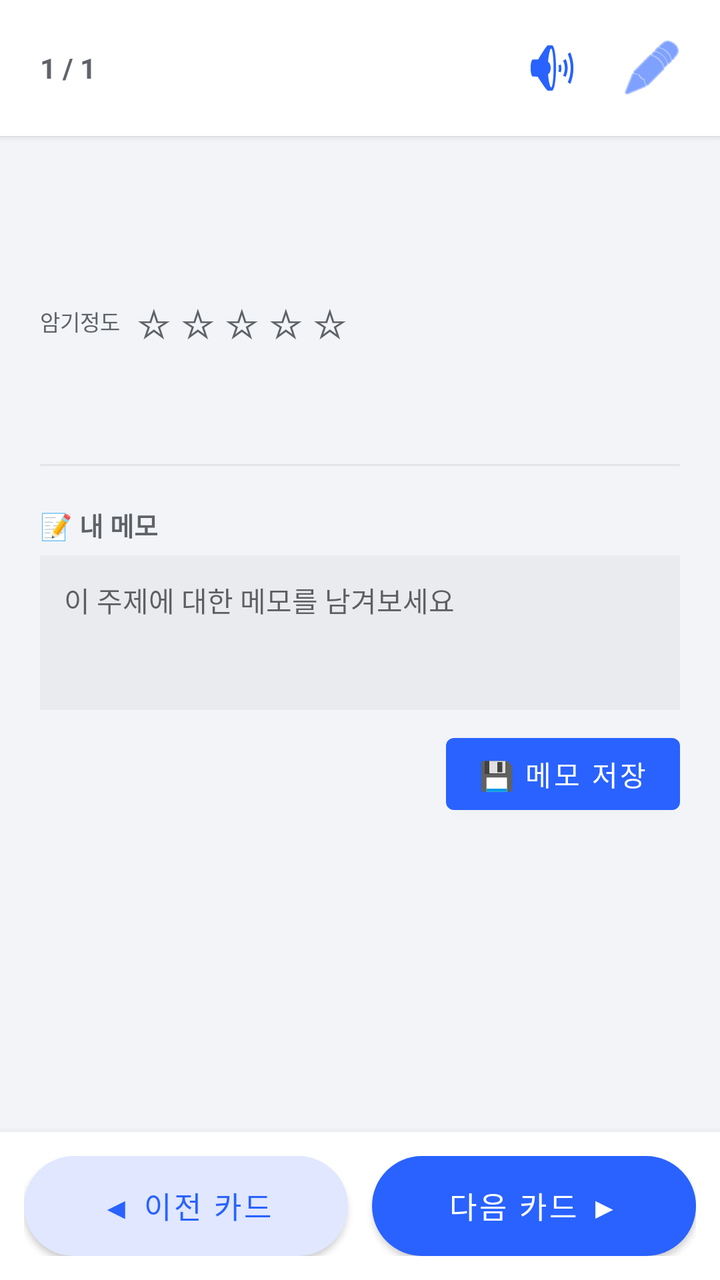
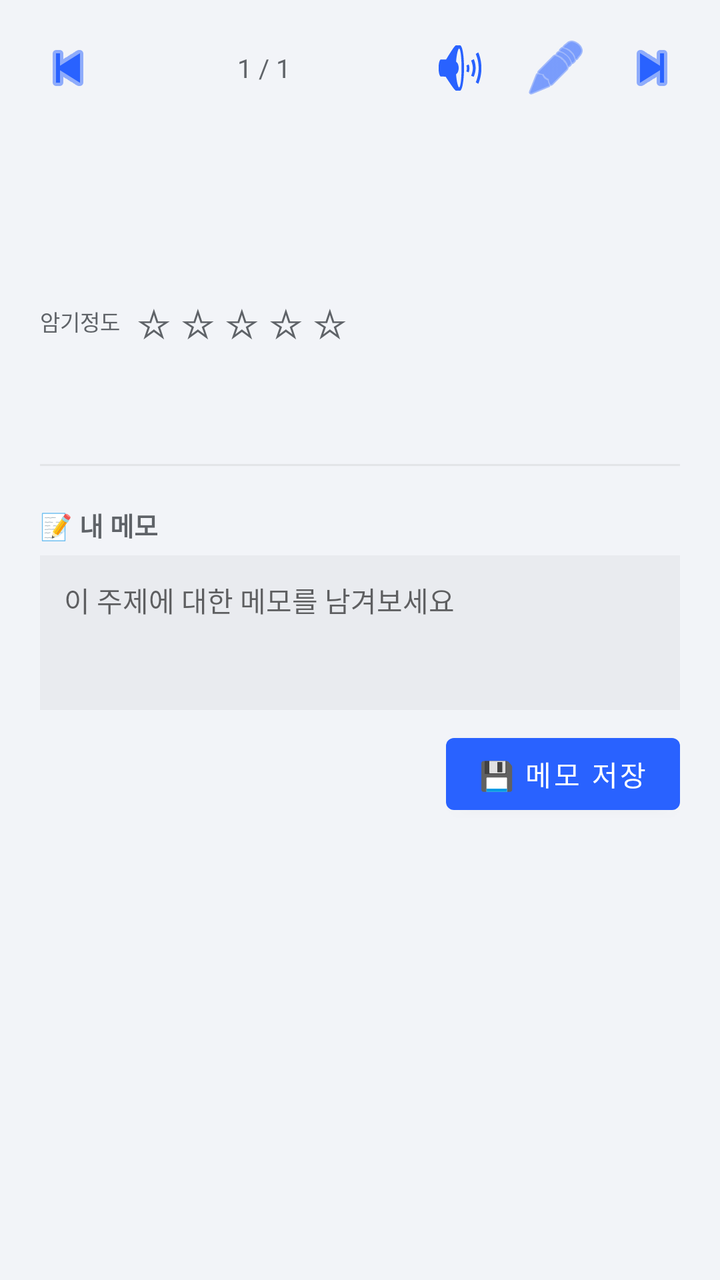

Screens rendered from an Android XML layout before and after an edit, with the pre-edit source and the edit as a unified diff.
<!-- AndroidManifest.xml: application theme Theme.AdminMemo -->
<!-- res/layout/activity_content_detail.xml -->
<?xml version="1.0" encoding="utf-8"?>
<LinearLayout xmlns:android="http://schemas.android.com/apk/res/android"
    xmlns:app="http://schemas.android.com/apk/res-auto"
    android:layout_width="match_parent"
    android:layout_height="match_parent"
    android:orientation="vertical"
    android:background="@color/bg_screen">

    
    <LinearLayout
        android:layout_width="match_parent"
        android:layout_height="wrap_content"
        android:orientation="horizontal"
        android:gravity="center_vertical"
        android:padding="12dp"
        android:background="@color/bg_card"
        android:elevation="2dp">

        <TextView
            android:id="@+id/tvDetailProgress"
            android:layout_width="0dp"
            android:layout_height="wrap_content"
            android:layout_weight="1"
            android:layout_marginStart="8dp"
            android:textColor="@color/text_sub"
            android:textSize="14sp"
            android:textStyle="bold"
            android:text="1 / 1"/>

        <ImageButton
            android:id="@+id/btnSpeak"
            android:layout_width="44dp"
            android:layout_height="44dp"
            android:layout_marginEnd="6dp"
            android:background="?android:attr/selectableItemBackgroundBorderless"
            android:src="@android:drawable/ic_lock_silent_mode_off"
            app:tint="@color/primary"/>

        <ImageButton
            android:id="@+id/btnEditDetail"
            android:layout_width="44dp"
            android:layout_height="44dp"
            android:background="?android:attr/selectableItemBackgroundBorderless"
            android:src="@android:drawable/ic_menu_edit"
            app:tint="@color/primary"/>
    </LinearLayout>

    <ScrollView
        android:id="@+id/detailScrollView"
        android:layout_width="match_parent"
        android:layout_height="0dp"
        android:layout_weight="1">

        <LinearLayout
            android:layout_width="match_parent"
            android:layout_height="wrap_content"
            android:orientation="vertical"
            android:padding="20dp">

            <TextView
                android:id="@+id/tvDetailGrade"
                android:layout_width="wrap_content"
                android:layout_height="wrap_content"
                android:textColor="@color/accent"
                android:textSize="12sp"
                android:textStyle="bold"/>

            <TextView
                android:id="@+id/tvDetailTitle"
                android:layout_width="match_parent"
                android:layout_height="wrap_content"
                android:layout_marginTop="4dp"
                android:layout_marginBottom="10dp"
                android:textColor="@color/text_main"
                android:textSize="21sp"
                android:textStyle="bold"
                android:lineSpacingExtra="2dp"/>

            <LinearLayout
                android:layout_width="wrap_content"
                android:layout_height="wrap_content"
                android:orientation="horizontal"
                android:layout_marginBottom="16dp">

                <TextView
                    android:layout_width="wrap_content"
                    android:layout_height="wrap_content"
                    android:layout_marginEnd="6dp"
                    android:layout_gravity="center_vertical"
                    android:text="암기정도"
                    android:textColor="@color/text_sub"
                    android:textSize="11sp"/>

                <TextView android:id="@+id/star1" style="@style/MemoryStar"/>
                <TextView android:id="@+id/star2" style="@style/MemoryStar"/>
                <TextView android:id="@+id/star3" style="@style/MemoryStar"/>
                <TextView android:id="@+id/star4" style="@style/MemoryStar"/>
                <TextView android:id="@+id/star5" style="@style/MemoryStar"/>
            </LinearLayout>

            <androidx.cardview.widget.CardView
                android:id="@+id/cardMnemonicBox"
                android:layout_width="match_parent"
                android:layout_height="wrap_content"
                android:layout_marginBottom="16dp"
                android:visibility="gone"
                app:cardCornerRadius="14dp"
                app:cardElevation="0dp"
                app:cardBackgroundColor="#EEF2FF">

                <TextView
                    android:id="@+id/tvDetailMnemonic"
                    android:layout_width="match_parent"
                    android:layout_height="wrap_content"
                    android:padding="14dp"
                    android:textColor="@color/primary"
                    android:textStyle="bold"
                    android:textSize="16sp"/>
            </androidx.cardview.widget.CardView>

            <TextView
                android:id="@+id/tvDetailBody"
                android:layout_width="match_parent"
                android:layout_height="wrap_content"
                android:textColor="@color/text_main"
                android:textSize="16sp"
                android:lineSpacingExtra="7dp"
                android:letterSpacing="0.01"/>

            <View
                android:layout_width="match_parent"
                android:layout_height="1dp"
                android:layout_marginVertical="20dp"
                android:background="#22808080"/>

            <TextView
                android:layout_width="wrap_content"
                android:layout_height="wrap_content"
                android:text="📝 내 메모"
                android:textColor="@color/text_sub"
                android:textSize="13sp"
                android:textStyle="bold"
                android:layout_marginBottom="6dp"/>

            <EditText
                android:id="@+id/etMemo"
                android:layout_width="match_parent"
                android:layout_height="wrap_content"
                android:minLines="3"
                android:gravity="top"
                android:background="#14808080"
                android:padding="12dp"
                android:hint="이 주제에 대한 메모를 남겨보세요"
                android:textColor="@color/text_main"
                android:textSize="14sp"/>

            <Button
                android:id="@+id/btnSaveMemo"
                android:layout_width="wrap_content"
                android:layout_height="wrap_content"
                android:layout_gravity="end"
                android:layout_marginTop="8dp"
                android:text="💾 메모 저장"/>

        </LinearLayout>
    </ScrollView>

    
    <LinearLayout
        android:layout_width="match_parent"
        android:layout_height="wrap_content"
        android:orientation="horizontal"
        android:padding="12dp"
        android:background="@color/bg_card"
        android:elevation="6dp"
        android:gravity="center_vertical">

        <Button
            android:id="@+id/btnPrevDetail"
            android:layout_width="0dp"
            android:layout_height="50dp"
            android:layout_weight="1"
            android:layout_marginEnd="6dp"
            android:text="◀ 이전 카드"
            android:textAllCaps="false"
            android:textSize="15sp"
            android:textColor="#2962FF"
            android:background="@drawable/bg_btn_secondary_pill"
            app:backgroundTint="@null"/>

        <Button
            android:id="@+id/btnNextDetail"
            android:layout_width="0dp"
            android:layout_height="50dp"
            android:layout_weight="1"
            android:layout_marginStart="6dp"
            android:text="다음 카드 ▶"
            android:textAllCaps="false"
            android:textSize="15sp"
            android:textColor="#FFFFFF"
            android:background="@drawable/bg_btn_primary_pill"
            app:backgroundTint="@null"/>
    </LinearLayout>

</LinearLayout>
<!-- resources referenced by this layout -->
<resources>
  <color name="accent">#FF6D00</color>
  <color name="bg_card">#FFFFFF</color>
  <color name="bg_screen">#F2F4F8</color>
  <color name="primary">#2962FF</color>
  <color name="text_main">#1A1C1E</color>
  <color name="text_sub">#5F6368</color>
  <!-- drawable bg_btn_primary_pill (drawable) -->
  <?xml version="1.0" encoding="utf-8"?>
  <selector xmlns:android="http://schemas.android.com/apk/res/android">
      <item android:state_enabled="false">
          <shape android:shape="rectangle">
              <corners android:radius="28dp"/>
              <solid android:color="#33808080"/>
          </shape>
      </item>
      <item>
          <shape android:shape="rectangle">
              <corners android:radius="28dp"/>
              <solid android:color="#2962FF"/>
          </shape>
      </item>
  </selector>
  <!-- drawable bg_btn_secondary_pill (drawable) -->
  <?xml version="1.0" encoding="utf-8"?>
  <shape xmlns:android="http://schemas.android.com/apk/res/android">
      <corners android:radius="28dp"/>
      <solid android:color="#E0E7FF"/>
  </shape>
  <style name="MemoryStar">
          <item name="android:layout_width">wrap_content</item>
          <item name="android:layout_height">wrap_content</item>
          <item name="android:text">☆</item>
          <item name="android:textSize">20sp</item>
          <item name="android:textColor">@color/text_sub</item>
          <item name="android:paddingHorizontal">2dp</item>
          <item name="android:background">?android:attr/selectableItemBackgroundBorderless</item>
      </style>
  <style name="Theme.AdminMemo" parent="Theme.MaterialComponents.DayNight.NoActionBar">
          <item name="colorPrimary">@color/primary</item>
          <item name="colorPrimaryDark">@color/primary_dark</item>
          <item name="colorAccent">@color/accent</item>
          <item name="android:windowBackground">@color/bg_screen</item>
      </style>
  <color name="primary_dark">#0039CB</color>
</resources>

<!-- the commit's change to res/layout/activity_content_detail.xml (unified diff, before → after) -->
@@ -6,32 +6,36 @@
     android:orientation="vertical"
     android:background="@color/bg_screen">
 
-    
     <LinearLayout
         android:layout_width="match_parent"
         android:layout_height="wrap_content"
         android:orientation="horizontal"
         android:gravity="center_vertical"
-        android:padding="12dp"
-        android:background="@color/bg_card"
-        android:elevation="2dp">
+        android:padding="12dp">
+
+        <ImageButton
+            android:id="@+id/btnPrevDetail"
+            android:layout_width="44dp"
+            android:layout_height="44dp"
+            android:background="?android:attr/selectableItemBackgroundBorderless"
+            android:src="@android:drawable/ic_media_previous"
+            app:tint="@color/primary"/>
 
         <TextView
             android:id="@+id/tvDetailProgress"
             android:layout_width="0dp"
             android:layout_height="wrap_content"
             android:layout_weight="1"
-            android:layout_marginStart="8dp"
+            android:gravity="center"
             android:textColor="@color/text_sub"
-            android:textSize="14sp"
-            android:textStyle="bold"
+            android:textSize="13sp"
             android:text="1 / 1"/>
 
         <ImageButton
             android:id="@+id/btnSpeak"
             android:layout_width="44dp"
             android:layout_height="44dp"
-            android:layout_marginEnd="6dp"
+            android:layout_marginEnd="4dp"
             android:background="?android:attr/selectableItemBackgroundBorderless"
             android:src="@android:drawable/ic_lock_silent_mode_off"
             app:tint="@color/primary"/>
@@ -40,13 +44,21 @@
             android:id="@+id/btnEditDetail"
             android:layout_width="44dp"
             android:layout_height="44dp"
+            android:layout_marginEnd="4dp"
             android:background="?android:attr/selectableItemBackgroundBorderless"
             android:src="@android:drawable/ic_menu_edit"
+            app:tint="@color/primary"/>
+
+        <ImageButton
+            android:id="@+id/btnNextDetail"
+            android:layout_width="44dp"
+            android:layout_height="44dp"
+            android:background="?android:attr/selectableItemBackgroundBorderless"
+            android:src="@android:drawable/ic_media_next"
             app:tint="@color/primary"/>
     </LinearLayout>
 
     <ScrollView
-        android:id="@+id/detailScrollView"
         android:layout_width="match_parent"
         android:layout_height="0dp"
         android:layout_weight="1">
@@ -165,41 +177,4 @@
         </LinearLayout>
     </ScrollView>
 
-    
-    <LinearLayout
-        android:layout_width="match_parent"
-        android:layout_height="wrap_content"
-        android:orientation="horizontal"
-        android:padding="12dp"
-        android:background="@color/bg_card"
-        android:elevation="6dp"
-        android:gravity="center_vertical">
-
-        <Button
-            android:id="@+id/btnPrevDetail"
-            android:layout_width="0dp"
-            android:layout_height="50dp"
-            android:layout_weight="1"
-            android:layout_marginEnd="6dp"
-            android:text="◀ 이전 카드"
-            android:textAllCaps="false"
-            android:textSize="15sp"
-            android:textColor="#2962FF"
-            android:background="@drawable/bg_btn_secondary_pill"
-            app:backgroundTint="@null"/>
-
-        <Button
-            android:id="@+id/btnNextDetail"
-            android:layout_width="0dp"
-            android:layout_height="50dp"
-            android:layout_weight="1"
-            android:layout_marginStart="6dp"
-            android:text="다음 카드 ▶"
-            android:textAllCaps="false"
-            android:textSize="15sp"
-            android:textColor="#FFFFFF"
-            android:background="@drawable/bg_btn_primary_pill"
-            app:backgroundTint="@null"/>
-    </LinearLayout>
-
 </LinearLayout>
<!-- resource entries referenced after the edit -->
@@ -1,33 +1,10 @@
 <!-- resources referenced by this layout -->
 <resources>
   <color name="accent">#FF6D00</color>
-  <color name="bg_card">#FFFFFF</color>
   <color name="bg_screen">#F2F4F8</color>
   <color name="primary">#2962FF</color>
   <color name="text_main">#1A1C1E</color>
   <color name="text_sub">#5F6368</color>
-  <!-- drawable bg_btn_primary_pill (drawable) -->
-  <?xml version="1.0" encoding="utf-8"?>
-  <selector xmlns:android="http://schemas.android.com/apk/res/android">
-      <item android:state_enabled="false">
-          <shape android:shape="rectangle">
-              <corners android:radius="28dp"/>
-              <solid android:color="#33808080"/>
-          </shape>
-      </item>
-      <item>
-          <shape android:shape="rectangle">
-              <corners android:radius="28dp"/>
-              <solid android:color="#2962FF"/>
-          </shape>
-      </item>
-  </selector>
-  <!-- drawable bg_btn_secondary_pill (drawable) -->
-  <?xml version="1.0" encoding="utf-8"?>
-  <shape xmlns:android="http://schemas.android.com/apk/res/android">
-      <corners android:radius="28dp"/>
-      <solid android:color="#E0E7FF"/>
-  </shape>
   <style name="MemoryStar">
           <item name="android:layout_width">wrap_content</item>
           <item name="android:layout_height">wrap_content</item>
